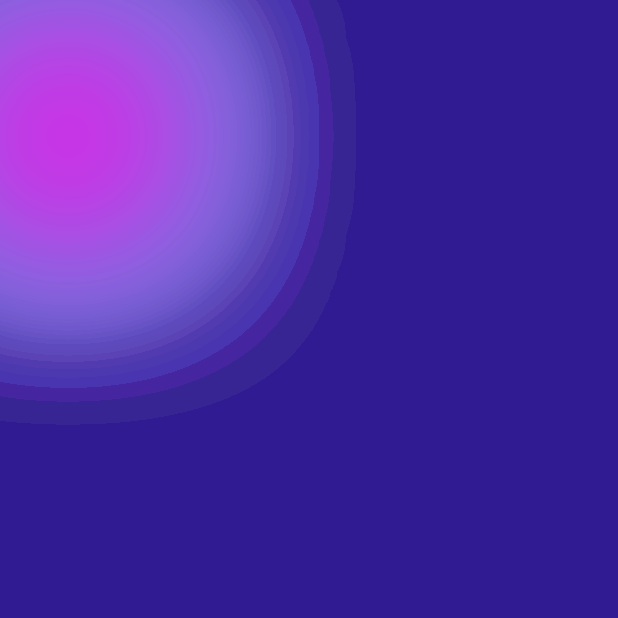
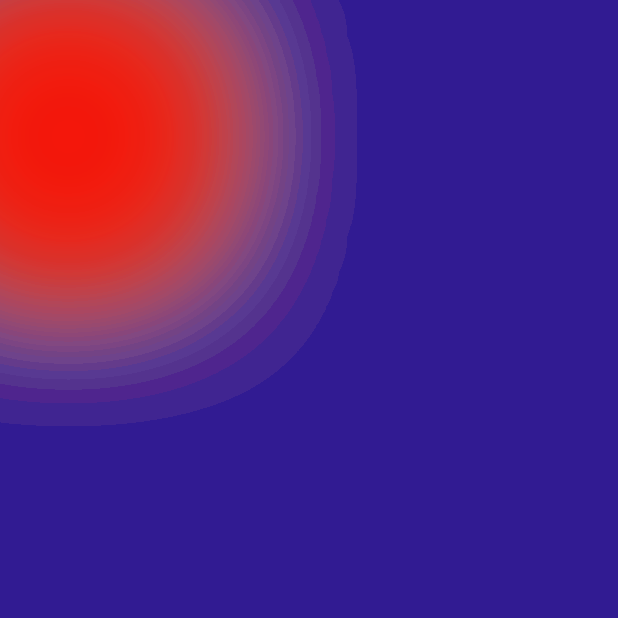
Before and after one commit to MariaBiserica/License-UI, a Flutter app: the screen it shows after launch, on a phone screen of 412 x 824 dp, the top half of it. Run offline on Flutter 3.47's test engine with Material 3 defaults, Android fonts, the phone set to English and light mode, and no system bars; our stand-ins replace cloud_firestore, file_picker, firebase_auth, firebase_core, firebase_storage, fl_chart and 1 more; accounts and stored records are empty; network calls fail.

Commit message:
Updated background animation.

```diff
--- a/license_peaksight/lib/authentication/animated_background/animated_background.dart
+++ b/license_peaksight/lib/authentication/animated_background/animated_background.dart
@@ -12,13 +12,13 @@ class PulsingBackground extends StatefulWidget {
 class _PulsingBackgroundState extends State<PulsingBackground>
     with SingleTickerProviderStateMixin {
   late AnimationController _controller;
-  late List<Offset> _positions1, _positions2, _positions3;
+  late List<Offset> _positions1, _positions2, _positions3, _positions4, _positions5;
 
   @override
   void initState() {
     super.initState();
     _controller = AnimationController(
-      duration: const Duration(seconds: 4), // Duration for one full cycle
+      duration: const Duration(seconds: 2), // Duration for one full cycle
       vsync: this,
     )..repeat(reverse: true);
   }
@@ -29,6 +29,8 @@ class _PulsingBackgroundState extends State<PulsingBackground>
     _positions1 = generateRandomPositions(15);
     _positions2 = generateRandomPositions(10);
     _positions3 = generateRandomPositions(5);
+    _positions4 = generateRandomPositions(5);
+    _positions5 = generateRandomPositions(5);
   }
 
   List<Offset> generateRandomPositions(int count) {
@@ -61,15 +63,31 @@ class _PulsingBackgroundState extends State<PulsingBackground>
                 painter: CirclePainter(
                   context: context,
                   controllerValue: _controller.value,
-                  color: Color.fromARGB(189, 55, 178, 222).withOpacity(1 - _controller.value),
+                  color: Colors.cyan.withOpacity(1 - _controller.value),
                   positions: _positions2,
                 ),
                 child: CustomPaint(
                   painter: CirclePainter(
                     context: context,
                     controllerValue: _controller.value,
-                    color: Color.fromARGB(122, 236, 22, 233).withOpacity(1 - _controller.value),
+                    color: Color.fromARGB(179, 236, 22, 108).withOpacity(1 - _controller.value),
                     positions: _positions3,
+                  ),
+                  child: CustomPaint(
+                    painter: CirclePainter(
+                      context: context,
+                      controllerValue: _controller.value,
+                      color: Color.fromARGB(226, 247, 97, 4).withOpacity(1 - _controller.value),
+                      positions: _positions4,
+                    ),
+                    child: CustomPaint(
+                      painter: CirclePainter(
+                        context: context,
+                        controllerValue: _controller.value,
+                        color: Color.fromARGB(204, 247, 4, 4).withOpacity(1 - _controller.value),
+                        positions: _positions5,
+                      ),
+                    ),
                   ),
                 ),
               )
```
